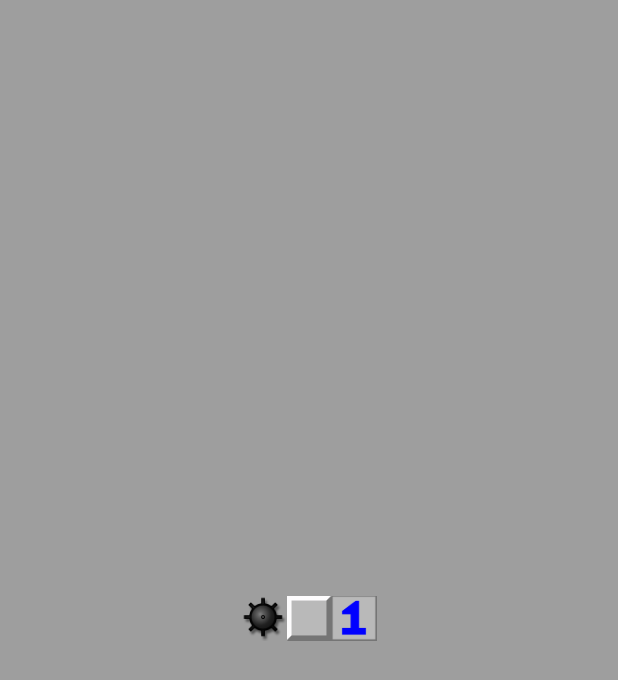
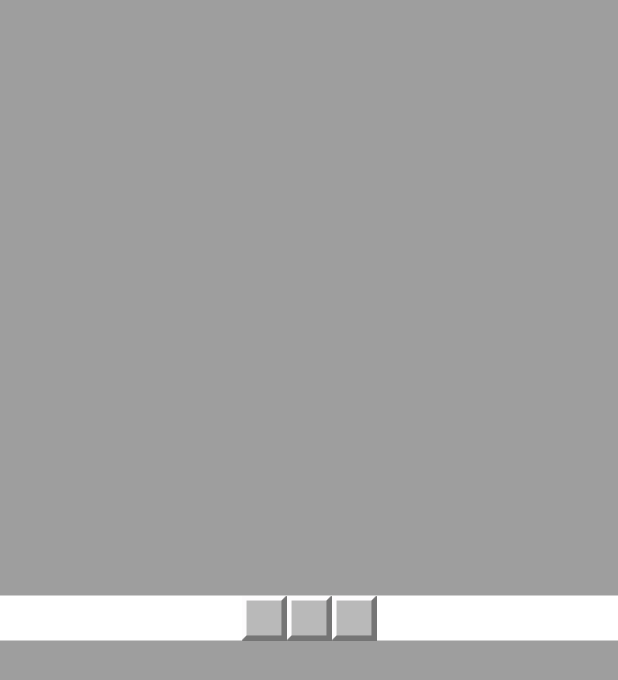
Before and after one commit to yingmu52/Minesweeper, a Flutter app: the screen it shows after launch, on a phone screen of 412 x 824 dp. Shown: the top 680 px of the screen. Run offline on Flutter 3.47's test engine with Material 2 defaults, Android fonts, the phone set to English and light mode, and no system bars.

Commit message:
refractor mine cell image

```diff
--- a/lib/main.dart
+++ b/lib/main.dart
@@ -15,17 +15,7 @@ class App extends StatelessWidget {
           primarySwatch: Colors.grey,
           visualDensity: VisualDensity.adaptivePlatformDensity,
         ),
-        home: AppBackground());
-  }
-}
-
-class AppBackground extends StatelessWidget {
-  @override
-  Widget build(BuildContext context) {
-    return Container(
-      color: Colors.grey,
-      child: MinesweeperBoard(),
-    );
+        home: MinesweeperBoard());
   }
 }
 
@@ -36,15 +26,21 @@ class MinesweeperBoard extends StatelessWidget {
 
   @override
   Widget build(BuildContext context) {
-    return Align(
+    return Container(
+      color: Colors.grey,
+      child: Align(
         alignment: Alignment.centerRight,
+        child: Container(
+          color: Colors.white,
           child: Row(
             mainAxisAlignment: MainAxisAlignment.center,
             children: [
               MineCell(size: 30, type: MineCellType.bomb),
-          MineCell(size: 30, type: MineCellType.unrevealed),
+              MineCell(size: 30, type: MineCellType.two),
               MineCell(size: 30, type: MineCellType.one),
             ],
+          ),
+        ),
       ),
     );
   }
--- a/lib/mine_cell.dart
+++ b/lib/mine_cell.dart
@@ -3,20 +3,55 @@ import 'package:flutter/material.dart';
 class MineCell extends StatefulWidget {
   final double size;
   final MineCellType type;
+  bool isRevealed;
+  bool isFlagged;
 
-  MineCell({this.size, this.type});
+  MineCell({
+    this.size,
+    this.type = MineCellType.unrevealed,
+    this.isRevealed = false,
+    this.isFlagged = false,
+  });
 
   @override
   _MineCellState createState() => _MineCellState();
 }
 
 class _MineCellState extends State<MineCell> {
+  void _reveal() {
+    if (widget.isRevealed) return;
+
+    setState(() {
+      widget.isRevealed = true;
+    });
+  }
+
+  void _flag() {
+    if (widget.isRevealed) return;
+
+    setState(() {
+      widget.isFlagged = !widget.isFlagged;
+    });
+  }
+
+  Image get currentImage {
+    return widget.isRevealed
+        ? widget.type.image
+        : widget.isFlagged
+            ? MineCellType.flagged.image
+            : MineCellType.unrevealed.image;
+  }
+
   @override
   Widget build(BuildContext context) {
-    return Container(
+    return GestureDetector(
+      onLongPress: _flag,
+      onTap: _reveal,
+      child: Container(
         width: widget.size,
         height: widget.size,
-      child: imageFor(widget.type),
+        child: currentImage,
+      ),
     );
   }
 }
@@ -36,8 +71,10 @@ enum MineCellType {
   flagged,
 }
 
-Image imageFor(MineCellType type) {
-  switch (type) {
+extension MineCellTypeExtension on MineCellType {
+
+  Image get image {
+    switch (this) {
       case MineCellType.one:
         return Image.asset('images/1.png');
       case MineCellType.two:
@@ -69,3 +106,4 @@ Image imageFor(MineCellType type) {
         return null;
     }
   }
+}
```
Lines whose indentation alone changed are shown as unchanged.
